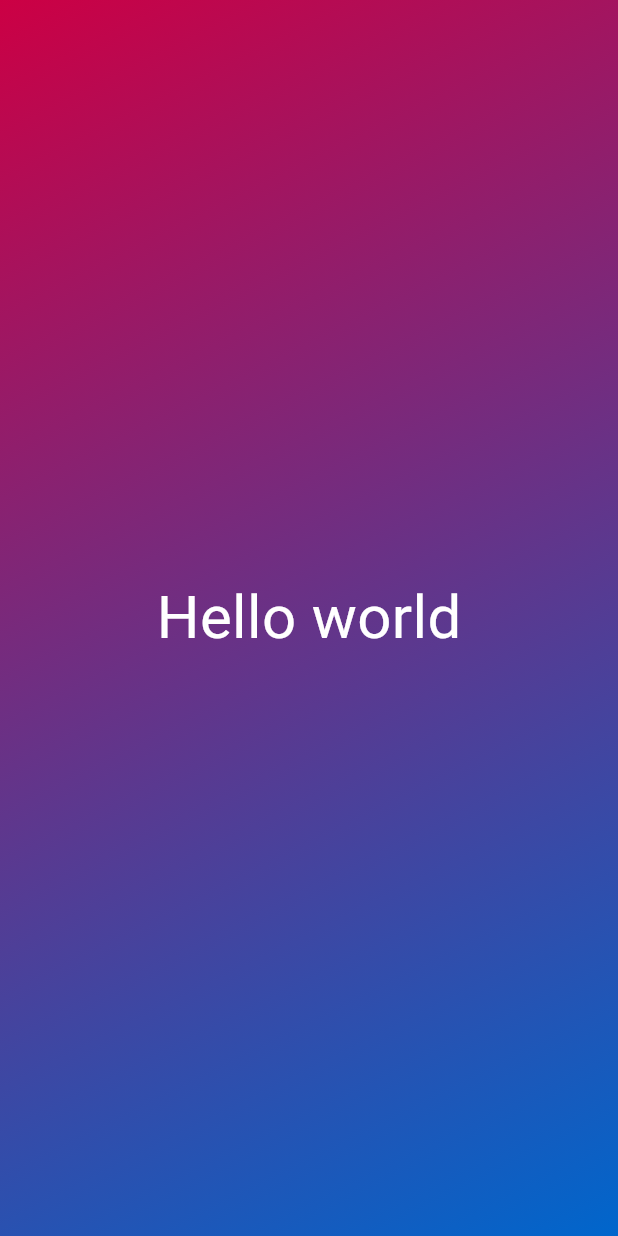
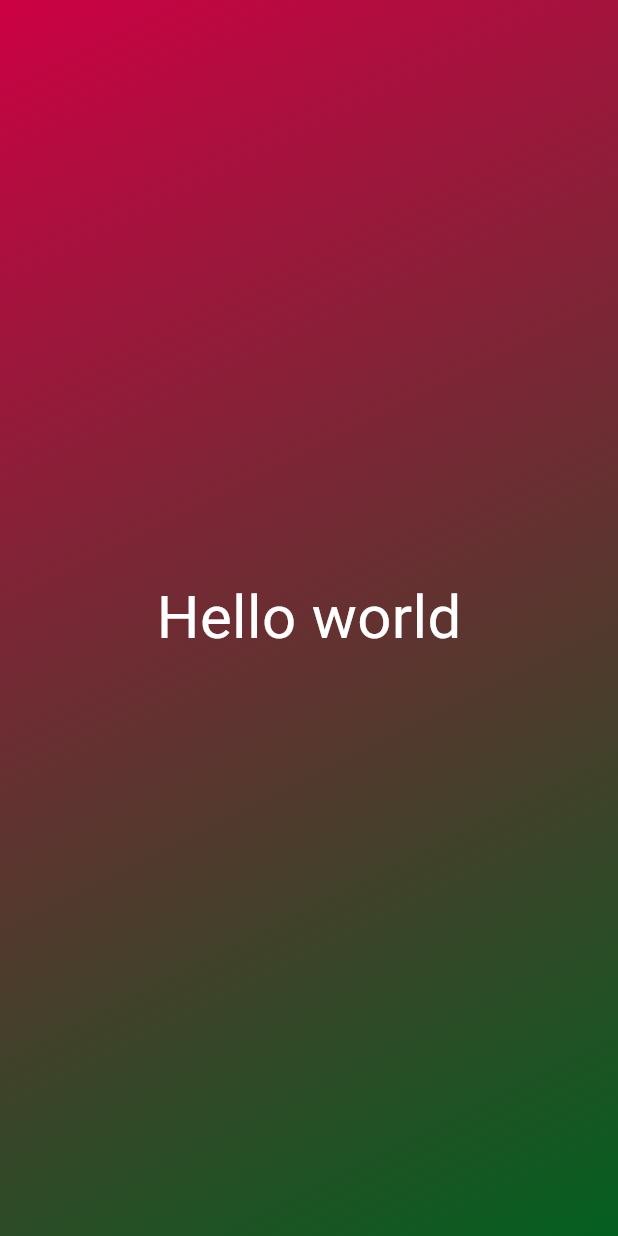
Before and after one commit to SamiulUtshaw/flutter-Dev, a Flutter app: the screen it shows after launch, on a phone screen of 412 x 824 dp. Run offline on Flutter 3.47's test engine with Material 3 defaults, Android fonts, the phone set to English and light mode, and no system bars; Roboto replaces fonts that are missing (Oswald).

```diff
--- a/lib/main.dart
+++ b/lib/main.dart
@@ -4,12 +4,22 @@ void main() {
   runApp(
     MaterialApp(
       home: Scaffold(
-        body: Container(
+        body: GradientContainer(),
+      ),
+    ),
+  );
+}
+
+
+class GradientContainer extends StatelessWidget {
+  @override
+  Widget build(contex){
+    return Container(
           decoration: const BoxDecoration(
             gradient: LinearGradient(
               colors: [
                 Color.fromARGB(255, 204, 0, 68),
-                Color.fromARGB(255, 0, 102, 204),
+                Color.fromARGB(255, 3, 95, 31),
               ],
               begin: Alignment.topLeft,
               end: Alignment.bottomRight,
@@ -22,8 +32,9 @@ void main() {
               style: TextStyle(fontFamily: 'Oswald', color: Colors.white, fontSize: 40),
             ),
           ),
-        ),
-      ),
-    ),
-  );
+        );
+  }
+
+
+
 }
```
